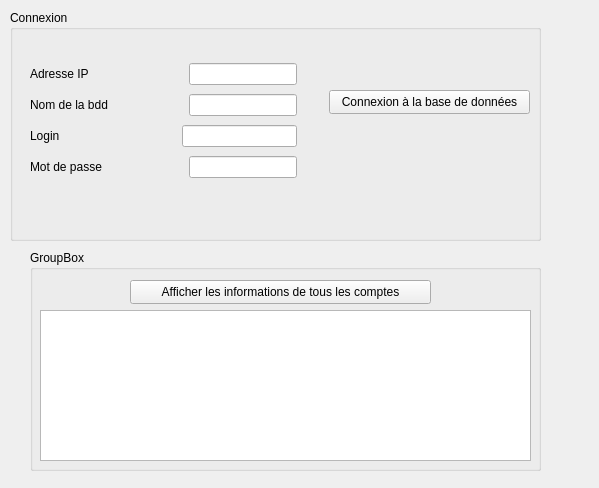
apacot/QtProjects, file QT5/3 - BaseDeDonnees/TDs/TP - Banque/ClientBanque/widget.ui: the form before one commit.
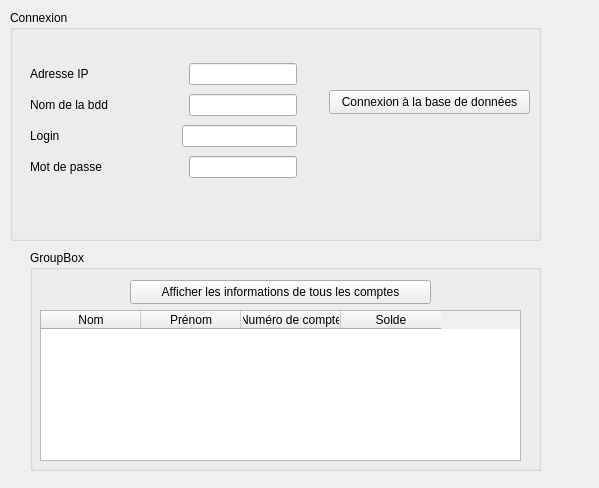
The form after the commit.

```diff
--- a/QT5/3 - BaseDeDonnees/TDs/TP - Banque/ClientBanque/widget.ui
+++ b/QT5/3 - BaseDeDonnees/TDs/TP - Banque/ClientBanque/widget.ui
@@ -184,15 +184,35 @@
      <string>Afficher les informations de tous les comptes</string>
     </property>
    </widget>
-   <widget class="QTextEdit" name="textEditInfos">
+   <widget class="QTableWidget" name="tableWidgetInfos">
     <property name="geometry">
      <rect>
       <x>10</x>
       <y>60</y>
-      <width>491</width>
+      <width>481</width>
       <height>151</height>
      </rect>
     </property>
+    <column>
+     <property name="text">
+      <string>Nom</string>
+     </property>
+    </column>
+    <column>
+     <property name="text">
+      <string>Prénom</string>
+     </property>
+    </column>
+    <column>
+     <property name="text">
+      <string>Numéro de compte</string>
+     </property>
+    </column>
+    <column>
+     <property name="text">
+      <string>Solde</string>
+     </property>
+    </column>
    </widget>
   </widget>
  </widget>
```
Left out of the diff: 2 changed lines with no effect on the pictures.
